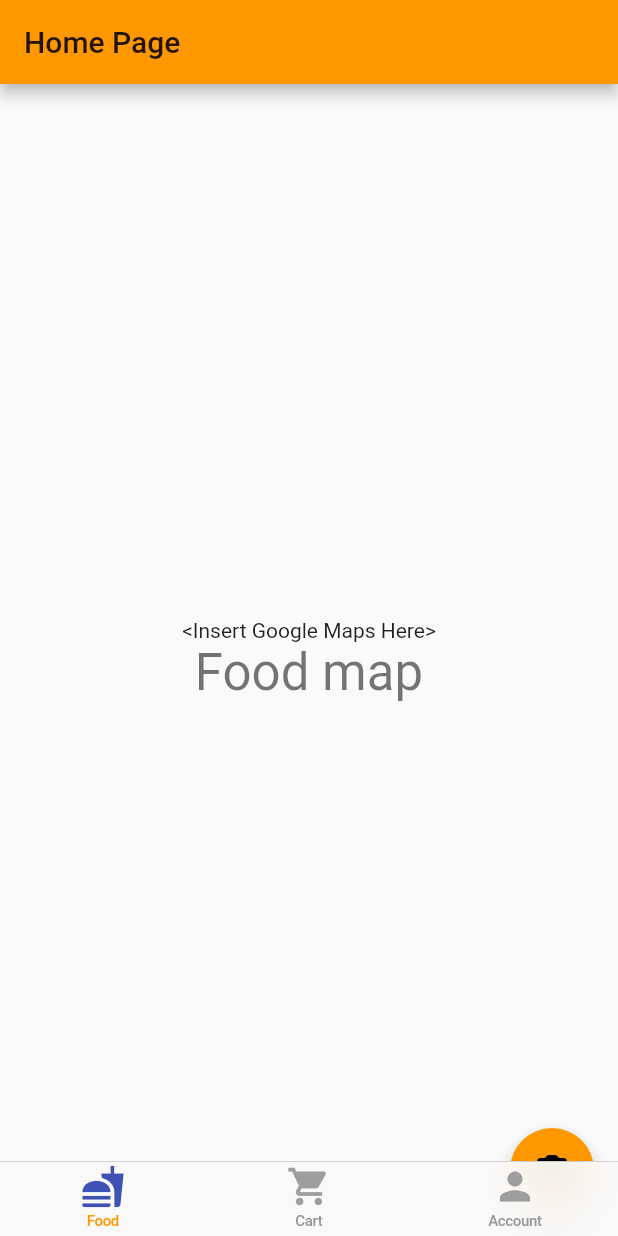
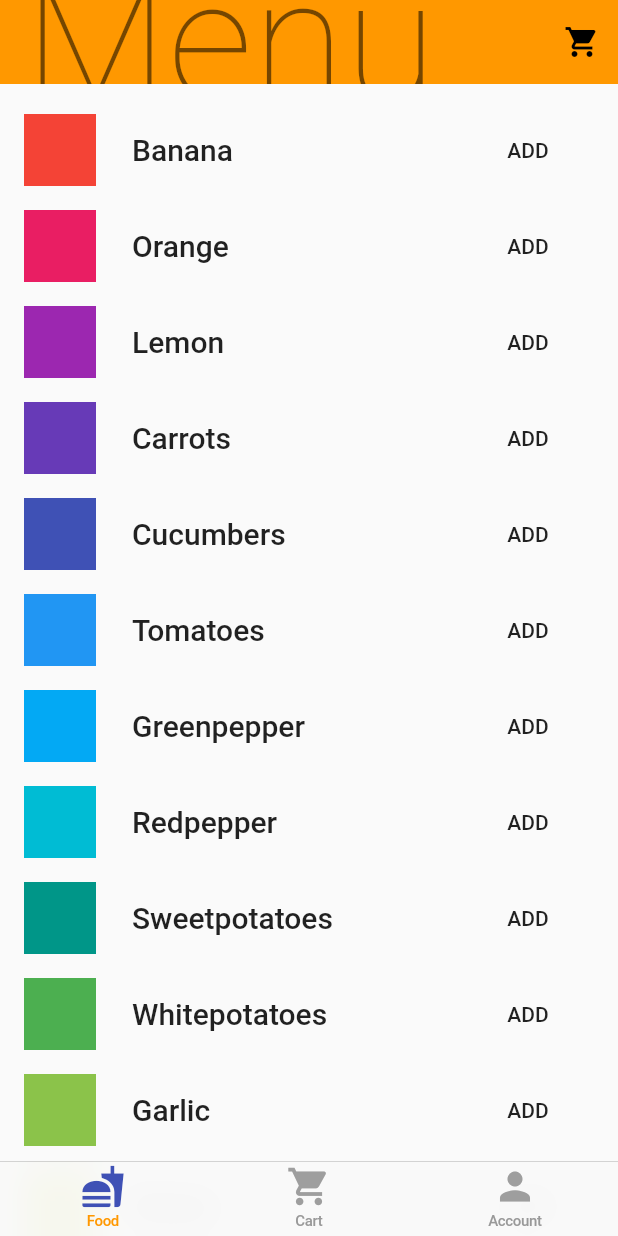
Before and after one commit to 1601/ecommerce-flutter-firebase, a Flutter app: the screen it shows after launch, on a phone screen of 412 x 824 dp. Run offline on Flutter 3.47's test engine with Material 2 defaults, Android fonts, the phone set to English and light mode, and no system bars.

Commit message:
added providers menu and cart #1

```diff
--- a/lib/app/home/map/map_page.dart
+++ b/lib/app/home/map/map_page.dart
@@ -1,54 +1,97 @@
+// Copyright 2019 The Flutter team. All rights reserved.
+// Use of this source code is governed by a BSD-style license that can be
+// found in the LICENSE file.
+
 import 'package:flutter/material.dart';
-import 'package:ecommerce_flutter_firebase/constants/strings.dart';
+import 'package:provider/provider.dart';
+import 'package:ecommerce_flutter_firebase/app/home/models/menu.dart';
+import 'package:ecommerce_flutter_firebase/app/home/models/cart.dart';
 
 class MapPage extends StatelessWidget {
-  void _captureFood() {
-    print('capture food button tapped');
+  @override
+  Widget build(BuildContext context) {
+    return Scaffold(
+      body: CustomScrollView(
+        slivers: [
+          _MyAppBar(),
+          SliverToBoxAdapter(child: SizedBox(height: 12)),
+          SliverList(
+            delegate: SliverChildBuilderDelegate(
+                (context, index) => _MyListItem(index)),
+          ),
+        ],
+      ),
+    );
   }
+}
+
+class _AddButton extends StatelessWidget {
+  final Item item;
+
+  const _AddButton({Key key, @required this.item}) : super(key: key);
 
   @override
   Widget build(BuildContext context) {
-    return Scaffold(
-      appBar: AppBar(
-        // Here we take the value from the MyHomePage object that was created by
-        // the App.build method, and use it to set our appbar title.
-        title: Text(Strings.homePage),
-      ),
-      body: Center(
-        // Center is a layout widget. It takes a single child and positions it
-        // in the middle of the parent.
-        child: Column(
-          // Column is also a layout widget. It takes a list of children and
-          // arranges them vertically. By default, it sizes itself to fit its
-          // children horizontally, and tries to be as tall as its parent.
-          //
-          // Invoke "debug painting" (press "p" in the console, choose the
-          // "Toggle Debug Paint" action from the Flutter Inspector in Android
-          // Studio, or the "Toggle Debug Paint" command in Visual Studio Code)
-          // to see the wireframe for each widget.
-          //
-          // Column has various properties to control how it sizes itself and
-          // how it positions its children. Here we use mainAxisAlignment to
-          // center the children vertically; the main axis here is the vertical
-          // axis because Columns are vertical (the cross axis would be
-          // horizontal).
-          mainAxisAlignment: MainAxisAlignment.center,
-          children: <Widget>[
-            Text(
-              '<Insert Google Maps Here>',
+    var cart = Provider.of<CartModel>(context);
+
+    return FlatButton(
+      onPressed: cart.items.contains(item) ? null : () => cart.add(item),
+      splashColor: Theme.of(context).primaryColor,
+      child: cart.items.contains(item)
+          ? Icon(Icons.check, semanticLabel: 'ADDED')
+          : Text('ADD'),
+    );
+  }
+}
+
+class _MyAppBar extends StatelessWidget {
+  @override
+  Widget build(BuildContext context) {
+    return SliverAppBar(
+      title: Text('Menu', style: Theme.of(context).textTheme.headline1),
+      floating: true,
+      actions: [
+        IconButton(
+          icon: Icon(Icons.shopping_cart),
+          onPressed: () => Navigator.pushNamed(context, '/cart'),
+        ),
+      ],
+    );
+  }
+}
+
+class _MyListItem extends StatelessWidget {
+  final int index;
+
+  _MyListItem(this.index, {Key key}) : super(key: key);
+
+  @override
+  Widget build(BuildContext context) {
+    var catalog = Provider.of<MenuModel>(context);
+    var item = catalog.getByPosition(index);
+    var textTheme = Theme.of(context).textTheme.headline6;
+
+    return Padding(
+      padding: const EdgeInsets.symmetric(horizontal: 16, vertical: 8),
+      child: LimitedBox(
+        maxHeight: 48,
+        child: Row(
+          children: [
+            AspectRatio(
+              aspectRatio: 1,
+              child: Container(
+                color: item.color,
+              ),
             ),
-            Text(
-              'Food map',
-              style: Theme.of(context).textTheme.headline4,
+            SizedBox(width: 24),
+            Expanded(
+              child: Text(item.name, style: textTheme),
             ),
+            SizedBox(width: 24),
+            _AddButton(item: item),
           ],
         ),
       ),
-      floatingActionButton: FloatingActionButton(
-        onPressed: _captureFood,
-        tooltip: 'Capture Food',
-        child: Icon(Icons.camera_alt),
-      ), // This trailing comma makes auto-formatting nicer for build methods.
     );
   }
 }
--- /dev/null
+++ b/lib/app/home/models/cart.dart
@@ -0,0 +1,28 @@
+import 'package:flutter/foundation.dart';
+import 'package:ecommerce_flutter_firebase/app/home/models/menu.dart';
+
+class CartModel extends ChangeNotifier {
+  MenuModel _menu;
+
+  final List<int> _itemIds = [];
+
+  MenuModel get menu => _menu;
+
+  set menu(MenuModel newMenu) {
+    assert(newMenu != null);
+    assert(_itemIds.every((id) => newMenu.getById(id) != null),
+        'The menu $newMenu does not have one of $_itemIds in it.');
+    _menu = newMenu;
+    notifyListeners();
+  }
+
+  List<Item> get items => _itemIds.map((id) => _menu.getById(id)).toList();
+
+  int get totalPrice =>
+      items.fold(0, (total, current) => total + current.price);
+
+  void add(Item item) {
+    _itemIds.add(item.id);
+    notifyListeners();
+  }
+}
--- /dev/null
+++ b/lib/app/home/models/menu.dart
@@ -0,0 +1,47 @@
+import 'package:flutter/material.dart';
+import 'dart:math';
+
+class MenuModel {
+  static List<String> itemNames = [
+    'Banana',
+    'Orange',
+    'Lemon',
+    'Carrots',
+    'Cucumbers',
+    'Tomatoes',
+    'Greenpepper',
+    'Redpepper',
+    'Sweetpotatoes',
+    'Whitepotatoes',
+    'Garlic',
+    'Onion',
+    'Romainelettuce',
+    'Spinach',
+    'Freshparsley',
+    'Freshcilantro',
+  ];
+  Random rng = new Random();
+  Item getById(int id) =>
+      Item(id, itemNames[id % itemNames.length], rng.nextInt(90) + 10);
+
+  Item getByPosition(int position) {
+    return getById(position);
+  }
+}
+
+@immutable
+class Item {
+  final int id;
+  final String name;
+  final Color color;
+  final int price;
+
+  Item(this.id, this.name, this.price)
+      : color = Colors.primaries[id % Colors.primaries.length];
+
+  @override
+  int get hashCode => id;
+
+  @override
+  bool operator ==(Object other) => other is Item && other.id == id;
+}
--- a/lib/main.dart
+++ b/lib/main.dart
@@ -1,5 +1,8 @@
 import 'package:flutter/material.dart';
+import 'package:provider/provider.dart';
 import 'package:ecommerce_flutter_firebase/app/home/home_page.dart';
+import 'package:ecommerce_flutter_firebase/app/home/models/menu.dart';
+import 'package:ecommerce_flutter_firebase/app/home/models/cart.dart';
 
 void main() {
   runApp(MyApp());
@@ -9,98 +12,23 @@ class MyApp extends StatelessWidget {
   // This widget is the root of your application.
   @override
   Widget build(BuildContext context) {
-    return MaterialApp(
-      title: 'Food Commerce',
-      theme: ThemeData(
-        primarySwatch: Colors.orange,
-        visualDensity: VisualDensity.adaptivePlatformDensity,
-      ),
-      home: HomePage(),
-    );
+    return MultiProvider(
+        providers: [
+          Provider(create: (context) => MenuModel()),
+          ChangeNotifierProxyProvider<MenuModel, CartModel>(
+            create: (context) => CartModel(),
+            update: (context, menu, cart) {
+              cart.menu = menu;
+              return cart;
+            },
+          ),
+        ],
+        child: MaterialApp(
+          theme: ThemeData(
+              primarySwatch: Colors.orange,
+              visualDensity: VisualDensity.adaptivePlatformDensity),
+          debugShowCheckedModeBanner: false,
+          home: HomePage(),
+        ));
   }
 }
-
-class MyHomePage extends StatefulWidget {
-  MyHomePage({Key key, this.title}) : super(key: key);
-
-  // This widget is the home page of your application. It is stateful, meaning
-  // that it has a State object (defined below) that contains fields that affect
-  // how it looks.
-
-  // This class is the configuration for the state. It holds the values (in this
-  // case the title) provided by the parent (in this case the App widget) and
-  // used by the build method of the State. Fields in a Widget subclass are
-  // always marked "final".
-
-  final String title;
-
-  @override
-  _MyHomePageState createState() => _MyHomePageState();
-}
-
-class _MyHomePageState extends State<MyHomePage> {
-  int _counter = 0;
-
-  void _incrementCounter() {
-    setState(() {
-      // This call to setState tells the Flutter framework that something has
-      // changed in this State, which causes it to rerun the build method below
-      // so that the display can reflect the updated values. If we changed
-      // _counter without calling setState(), then the build method would not be
-      // called again, and so nothing would appear to happen.
-      _counter++;
-    });
-  }
-
-  @override
-  Widget build(BuildContext context) {
-    // This method is rerun every time setState is called, for instance as done
-    // by the _incrementCounter method above.
-    //
-    // The Flutter framework has been optimized to make rerunning build methods
-    // fast, so that you can just rebuild anything that needs updating rather
-    // than having to individually change instances of widgets.
-    return Scaffold(
-      appBar: AppBar(
-        // Here we take the value from the MyHomePage object that was created by
-        // the App.build method, and use it to set our appbar title.
-        title: Text(widget.title),
-      ),
-      body: Center(
-        // Center is a layout widget. It takes a single child and positions it
-        // in the middle of the parent.
-        child: Column(
-          // Column is also a layout widget. It takes a list of children and
-          // arranges them vertically. By default, it sizes itself to fit its
-          // children horizontally, and tries to be as tall as its parent.
-          //
-          // Invoke "debug painting" (press "p" in the console, choose the
-          // "Toggle Debug Paint" action from the Flutter Inspector in Android
-          // Studio, or the "Toggle Debug Paint" command in Visual Studio Code)
-          // to see the wireframe for each widget.
-          //
-          // Column has various properties to control how it sizes itself and
-          // how it positions its children. Here we use mainAxisAlignment to
-          // center the children vertically; the main axis here is the vertical
-          // axis because Columns are vertical (the cross axis would be
-          // horizontal).
-          mainAxisAlignment: MainAxisAlignment.center,
-          children: <Widget>[
-            Text(
-              'You have pushed the button this many times:',
-            ),
-            Text(
-              '$_counter',
-              style: Theme.of(context).textTheme.headline4,
-            ),
-          ],
-        ),
-      ),
-      floatingActionButton: FloatingActionButton(
-        onPressed: _incrementCounter,
-        tooltip: 'Capture Food',
-        child: Icon(Icons.camera_alt),
-      ), // This trailing comma makes auto-formatting nicer for build methods.
-    );
-  }
-}
--- a/pubspec.yaml
+++ b/pubspec.yaml
@@ -1,5 +1,5 @@
 name: ecommerce_flutter_firebase
-description: A new Flutter project.
+description: An e commerce app to demonstrate basic native device function (eg, camera functions, taking picture, saving image uploading image to backend).
 
 # The following line prevents the package from being accidentally published to
 # pub.dev using `pub publish`. This is preferred for private packages.
@@ -28,6 +28,8 @@ dependencies:
   # The following adds the Cupertino Icons font to your application.
   # Use with the CupertinoIcons class for iOS style icons.
   cupertino_icons: ^0.1.3
+  # Use provider to a easier data consumption and provision
+  provider: ^4.3.1
 
 dev_dependencies:
   flutter_test:
```
Also changed, not shown: lib/app/home/cart/cart_page.dart (+38 -4 lines), pubspec.lock.
